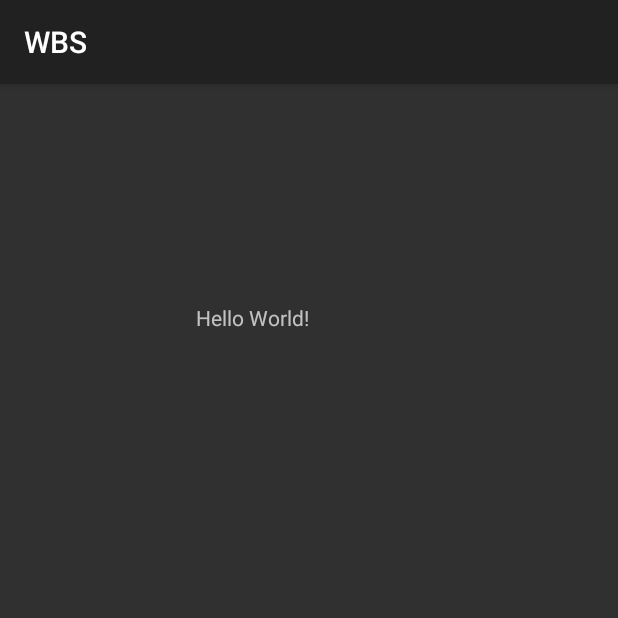
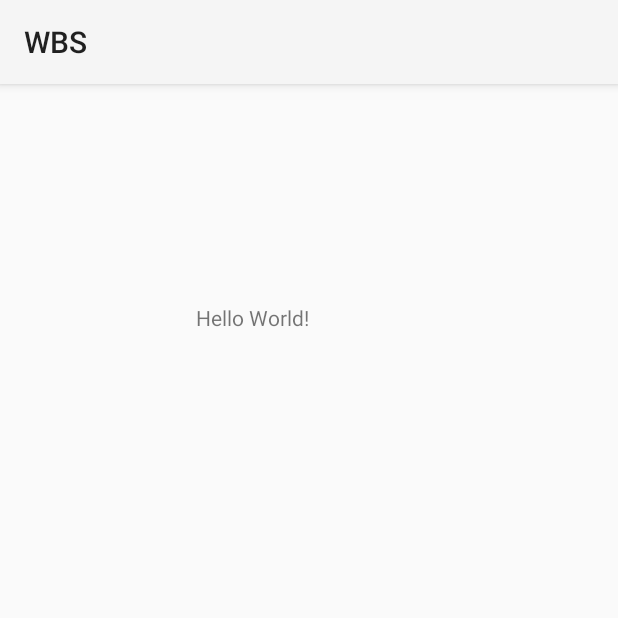
Before and after one commit to HSZG-Informatik-Projekte/WBS, an Android app: the screen it shows after launch (MainActivity), on a phone screen of 412 x 824 dp, the top half of it. Run offline under Robolectric (Android 15) with nearby library versions, the phone set to English and light mode, and no system bars.

Commit message:
light theme

```diff
--- a/app/src/main/res/values/styles.xml
+++ b/app/src/main/res/values/styles.xml
@@ -1,25 +1,25 @@
 <resources>
 
     <!-- Base application theme. -->
-    <style name="AppTheme" parent="Theme.AppCompat.Light.DarkActionBar">
+    <style name="AppTheme" parent="Theme.AppCompat.Light">
         <!-- Customize your theme here. -->
         <item name="colorPrimary">@color/colorPrimary</item>
         <item name="colorPrimaryDark">@color/colorPrimaryDark</item>
         <item name="colorAccent">@color/colorAccent</item>
     </style>
 
-    <style name="Theme.AppCompat.FullScreen" parent="@style/Theme.AppCompat">
+    <style name="FullScreen" parent="@style/Theme.AppCompat.Light.NoActionBar">
+        <item name="android:windowNoTitle">true</item>
+        <item name="android:windowActionBar">false</item>
+        <item name="android:windowFullscreen">true</item>
+        <item name="android:windowContentOverlay">@null</item>
+    </style>
+
+    <style name="FullScreenWithActionBar" parent="@style/Theme.AppCompat.Light">
         <item name="android:windowNoTitle">true</item>
         <item name="android:windowActionBar">true</item>
         <item name="android:windowFullscreen">true</item>
         <item name="android:windowContentOverlay">@null</item>
     </style>
 
-    <style name="ThemeSplashScreen"  parent="@style/Theme.AppCompat">
-        <item name="android:windowNoTitle">true</item>
-        <item name="android:windowActionBar">false</item>
-        <item name="android:windowFullscreen">true</item>
-        <item name="android:windowContentOverlay">@null</item>
-    </style>
-
 </resources>
--- a/build.gradle
+++ b/build.gradle
@@ -7,7 +7,7 @@ buildscript {
 
     }
     dependencies {
-        classpath 'com.android.tools.build:gradle:3.4.0'
+        classpath 'com.android.tools.build:gradle:3.4.1'
 
         // NOTE: Do not place your application dependencies here; they belong
         // in the individual module build.gradle files
```
Also changed, not shown: app/src/main/AndroidManifest.xml (+7 -4 lines).
